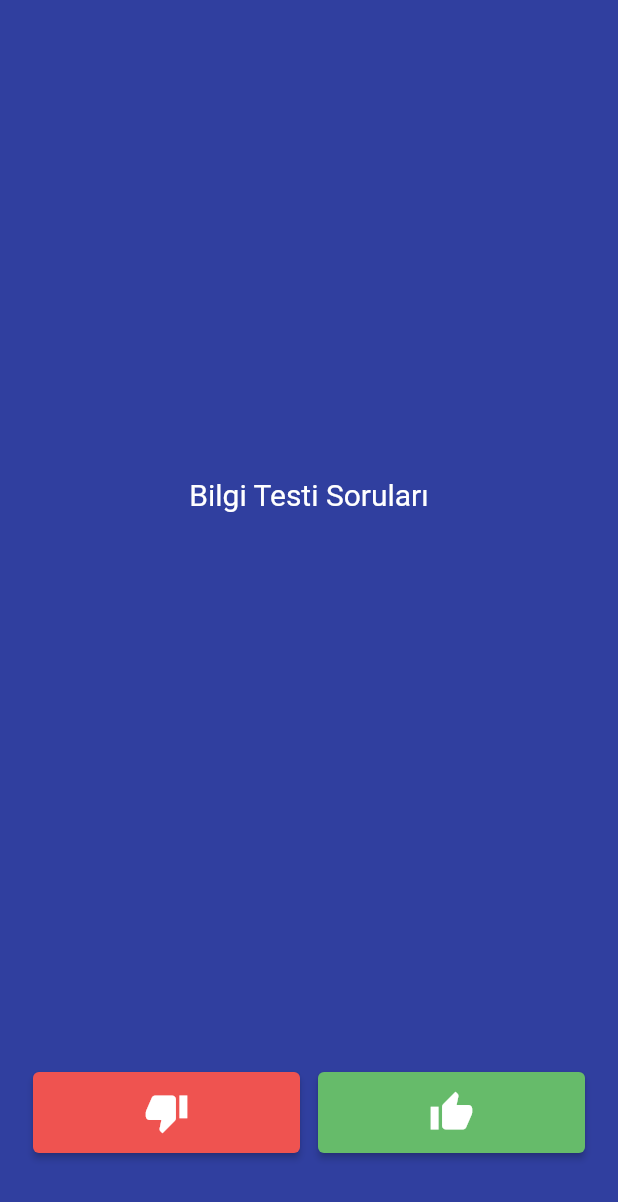
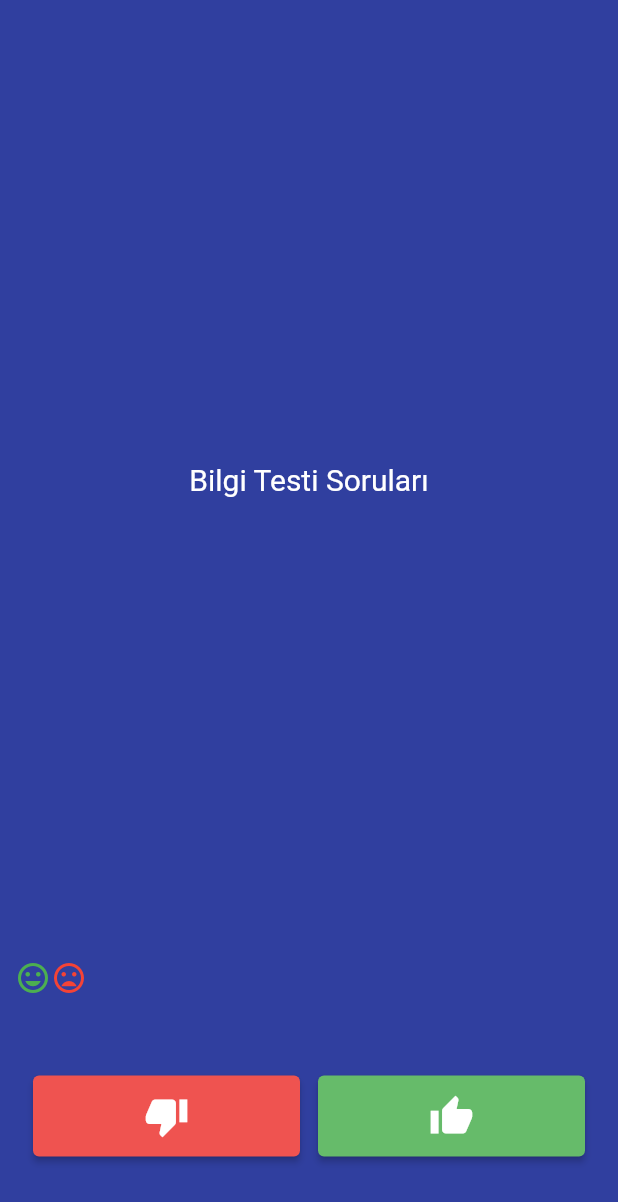
Before and after one commit to ErtugrulGulmez00/BilgiTestUygulamasi_withFlutter, a Flutter app: the screen it shows after launch, on a phone screen of 412 x 824 dp. Shown: the top 1202 px of the screen. Run offline on Flutter 3.47's test engine with Material 2 defaults, Android fonts, the phone set to English and light mode, and no system bars.

Commit message:
added constants and created file

```diff
--- a/lib/main.dart
+++ b/lib/main.dart
@@ -1,3 +1,4 @@
+import 'package:bilgi_testi/pages/constants.dart';
 import 'package:flutter/material.dart';
 
 void main() => runApp(BilgiTesti());
@@ -8,7 +9,6 @@ class BilgiTesti extends StatelessWidget {
     return MaterialApp(
       debugShowCheckedModeBanner: true,
       home: Scaffold(
-
         backgroundColor: Colors.indigo[700],
         body: SafeArea(
           child: Padding(
@@ -27,6 +27,11 @@ class SoruSayfasi extends StatefulWidget {
 }
 
 class _SoruSayfasiState extends State<SoruSayfasi> {
+  List<Widget> secimSonucuIconlari = [
+    dogruIconu,
+    yanlisIconu,
+  ];
+
   @override
   Widget build(BuildContext context) {
     return Column(
@@ -49,6 +54,9 @@ class _SoruSayfasiState extends State<SoruSayfasi> {
             ),
           ),
         ),
+        Row(
+          children: secimSonucuIconlari,
+        ),
         Expanded(
           flex: 1,
           child: Padding(
@@ -60,8 +68,7 @@ class _SoruSayfasiState extends State<SoruSayfasi> {
                     padding: EdgeInsets.symmetric(horizontal: 6),
                     child: ElevatedButton(
                       style: ElevatedButton.styleFrom(
-                        padding: EdgeInsets.all(12),
-                        primary: Colors.red[400],
+                        padding: EdgeInsets.all(12), backgroundColor: Colors.red[400],
                       ),
                       onPressed: () {},
                       child: Icon(
@@ -77,7 +84,7 @@ class _SoruSayfasiState extends State<SoruSayfasi> {
                     child: ElevatedButton(
                       style: ElevatedButton.styleFrom(
                         padding: EdgeInsets.all(12),
-                        primary: Colors.green[400],
+                        backgroundColor: Colors.green[400],
                       ),
                       onPressed: () {},
                       child: Icon(
--- /dev/null
+++ b/lib/pages/constants.dart
@@ -0,0 +1,4 @@
+import 'package:flutter/material.dart';
+
+const Icon dogruIconu = Icon(Icons.mood, color: Colors.green);
+const yanlisIconu = Icon(Icons.mood_bad, color: Colors.red);
```
